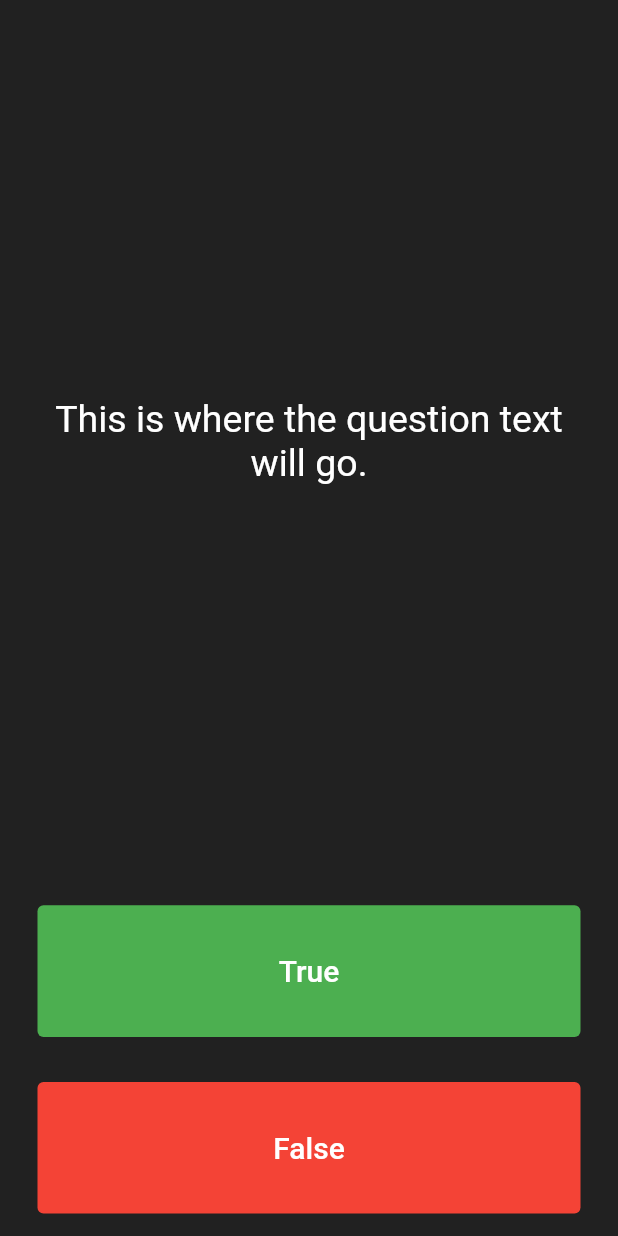
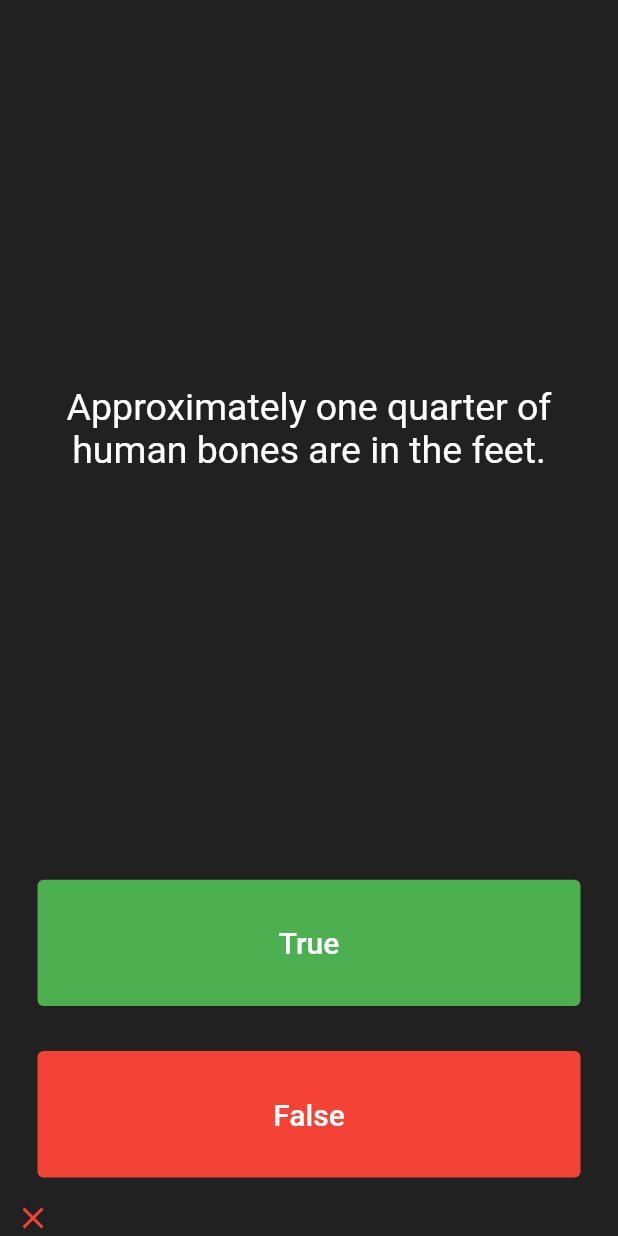
Before and after one commit to aryailham/Flutter-Udemy, a Flutter app: the screen it shows after launch, after a tap on "True", on a phone screen of 412 x 824 dp. Run offline on Flutter 3.47's test engine with Material 2 defaults, Android fonts, the light colour scheme and no system bars.

Commit message:
finished course 93

```diff
--- a/quizzler-flutter-master/lib/main.dart
+++ b/quizzler-flutter-master/lib/main.dart
@@ -25,6 +25,59 @@ class QuizPage extends StatefulWidget {
 }
 
 class _QuizPageState extends State<QuizPage> {
+  Icon check = Icon(
+    Icons.check,
+    color: Colors.green,
+  );
+
+  Icon close = Icon(
+    Icons.close,
+    color: Colors.red,
+  );
+
+  List<Icon> scoreKeeper = [];
+  List<String> questions = [
+    'You can lead a cow down stairs but not up stairs.',
+    'Approximately one quarter of human bones are in the feet.',
+    'A slug\'s blood is green.'
+  ];
+  List<bool> answers = [
+    false,
+    true,
+    true
+  ];
+  int questionIndex = 0;
+
+  void answerTrue() {
+    Icon toAdd = close;
+    if(answers[questionIndex]) {
+      toAdd = check;
+    }
+    setState(() {
+      if (scoreKeeper.length < questions.length) {
+        scoreKeeper.add(toAdd);
+      }
+      if (questionIndex < 2) {
+        questionIndex += 1;
+      }
+    });
+  }
+
+  void answerFalse() {
+    Icon toAdd = close;
+    if(!answers[questionIndex]) {
+      toAdd = check;
+    }
+    setState(() {
+      if (scoreKeeper.length < questions.length) {
+        scoreKeeper.add(toAdd);
+      }
+      if (questionIndex < 2) {
+        questionIndex += 1;
+      }
+    });
+  }
+
   @override
   Widget build(BuildContext context) {
     return Column(
@@ -37,7 +90,7 @@ class _QuizPageState extends State<QuizPage> {
             padding: EdgeInsets.all(10.0),
             child: Center(
               child: Text(
-                'This is where the question text will go.',
+                questions[questionIndex],
                 textAlign: TextAlign.center,
                 style: TextStyle(
                   fontSize: 25.0,
@@ -62,6 +115,7 @@ class _QuizPageState extends State<QuizPage> {
                 ),
               ),
               onPressed: () {
+                answerTrue();
                 //The user picked true.
               },
             ),
@@ -82,12 +136,15 @@ class _QuizPageState extends State<QuizPage> {
                 ),
               ),
               onPressed: () {
+                answerFalse();
                 //The user picked false.
               },
             ),
           ),
         ),
-        //TODO: Add a Row here as your score keeper
+        Row(
+          children: scoreKeeper.toList(),
+        )
       ],
     );
   }
```
Also changed, not shown: 1 other file.
